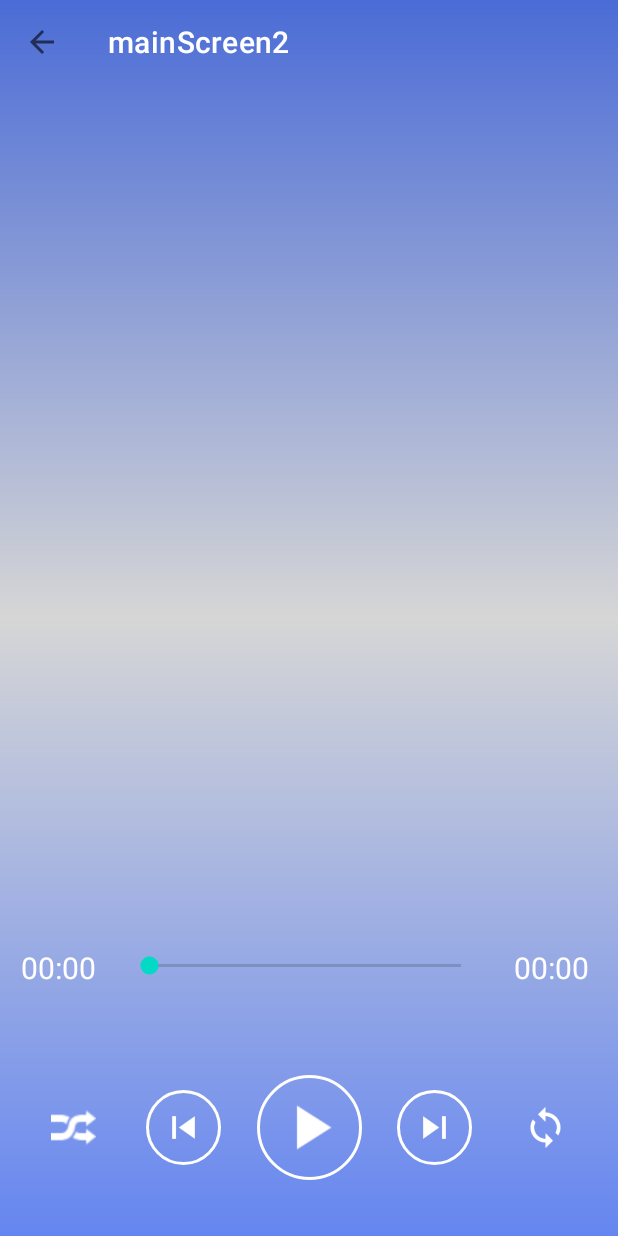
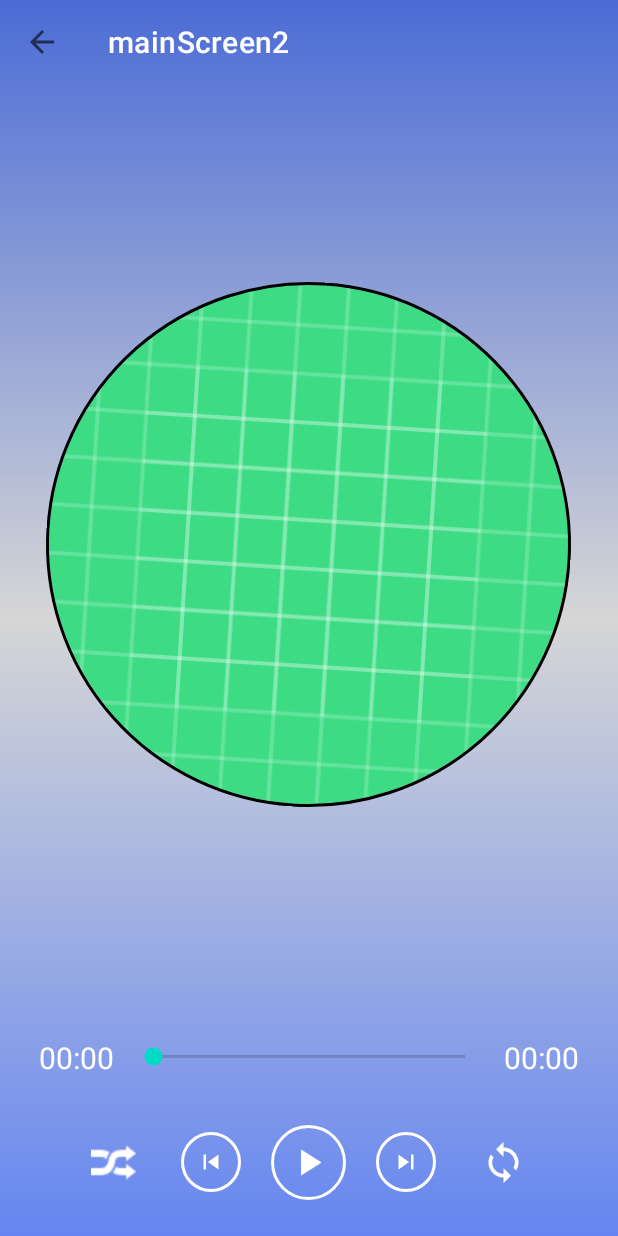
Before and after one commit to trinhthikim/chi-cho, an Android app: the PlayMusicActivity screen opened directly, with no data from a screen before it, on a phone screen of 412 x 824 dp. Run offline under Robolectric (Android 15) with nearby library versions, the phone set to English and light mode, and no system bars; our stand-ins replace CircleImageView, Picasso; pictures from the network do not load.

Commit message:
music add btn play

```diff
--- /dev/null
+++ b/app/src/main/java/com/example/mainscreen2/Adapter/ViewPaperPlayListMusic.java
@@ -0,0 +1,34 @@
+package com.example.mainscreen2.Adapter;
+
+import androidx.annotation.NonNull;
+import androidx.fragment.app.Fragment;
+import androidx.fragment.app.FragmentManager;
+import androidx.fragment.app.FragmentPagerAdapter;
+
+import java.util.ArrayList;
+
+public class ViewPaperPlayListMusic extends FragmentPagerAdapter {
+    public final ArrayList<Fragment> fragmentArrayList = new ArrayList<>();
+    public ViewPaperPlayListMusic(@NonNull FragmentManager fm) {
+        super(fm);
+    }
+
+    public ViewPaperPlayListMusic(@NonNull FragmentManager fm, int behavior) {
+        super(fm, behavior);
+    }
+
+    @NonNull
+    @Override
+    public Fragment getItem(int position) {
+        return fragmentArrayList.get(position);
+    }
+
+    @Override
+    public int getCount() {
+        return fragmentArrayList.size();
+    }
+
+    public void AddFragment(Fragment f){
+        fragmentArrayList.add(f);
+    }
+}
--- /dev/null
+++ b/app/src/main/java/com/example/mainscreen2/Fragment/Fragment_DiaNhac.java
@@ -0,0 +1,44 @@
+package com.example.mainscreen2.Fragment;
+
+import android.animation.ObjectAnimator;
+import android.animation.ValueAnimator;
+import android.os.Bundle;
+import android.util.Log;
+import android.view.LayoutInflater;
+import android.view.View;
+import android.view.ViewGroup;
+import android.view.animation.LinearInterpolator;
+
+import androidx.annotation.NonNull;
+import androidx.annotation.Nullable;
+import androidx.fragment.app.Fragment;
+
+import com.example.mainscreen2.R;
+import com.squareup.picasso.Picasso;
+
+import de.hdodenhof.circleimageview.CircleImageView;
+
+public class Fragment_DiaNhac extends Fragment {
+    View view;
+    CircleImageView circleImageView;
+    ObjectAnimator objectAnimator;
+    @Nullable
+    @Override
+    public View onCreateView(@NonNull LayoutInflater inflater, @Nullable ViewGroup container, @Nullable Bundle savedInstanceState){
+        view = inflater.inflate(R.layout.fragment_dia_nhac, container, false);
+        circleImageView = view.findViewById(R.id.imageviewcircleCD);
+        objectAnimator = ObjectAnimator.ofFloat(circleImageView, "rotation", 0f,360f );
+        objectAnimator.setDuration(10000);
+        objectAnimator.setRepeatCount(ValueAnimator.INFINITE);
+        objectAnimator.setRepeatMode(ValueAnimator.RESTART);
+        objectAnimator.setInterpolator(new LinearInterpolator());
+        objectAnimator.start();
+        return view;
+
+    }
+
+    public void Playnhac(String hinhanh) {
+        Log.d("'hinh anh'", hinhanh);
+        Picasso.with(getContext()).load(hinhanh).centerCrop().fit().into(circleImageView);
+    }
+}
--- a/app/src/main/java/com/example/mainscreen2/ListSongActivity.java
+++ b/app/src/main/java/com/example/mainscreen2/ListSongActivity.java
@@ -9,6 +9,7 @@ import android.graphics.Color;
 import android.graphics.drawable.BitmapDrawable;
 import android.os.Build;
 import android.os.Bundle;
+import android.os.StrictMode;
 import android.util.Log;
 import android.view.View;
 import android.widget.ImageView;
@@ -62,6 +63,8 @@ public class ListSongActivity extends AppCompatActivity {
     protected void onCreate(Bundle savedInstanceState) {
         super.onCreate(savedInstanceState);
         setContentView(R.layout.activity_list_song);
+        StrictMode.ThreadPolicy policy = new StrictMode.ThreadPolicy.Builder().permitAll().build();
+        StrictMode.setThreadPolicy(policy);
         DataIntent();
         anhxa();
         init();
--- a/app/src/main/java/com/example/mainscreen2/PlayMusicActivity.java
+++ b/app/src/main/java/com/example/mainscreen2/PlayMusicActivity.java
@@ -3,14 +3,18 @@ package com.example.mainscreen2;
 import androidx.annotation.RequiresApi;
 import androidx.appcompat.app.AppCompatActivity;
 import androidx.appcompat.widget.Toolbar;
+import androidx.viewpager.widget.ViewPager;
 
 import android.content.Intent;
 import android.graphics.Color;
+import android.media.AudioManager;
 import android.media.MediaPlayer;
 import android.net.Uri;
+import android.os.AsyncTask;
 import android.os.Build;
 import android.os.Bundle;
 import android.os.CountDownTimer;
+import android.os.StrictMode;
 import android.util.Log;
 import android.view.View;
 import android.widget.ImageButton;
@@ -19,29 +23,66 @@ import android.widget.SeekBar;
 import android.widget.TextView;
 import android.widget.Toast;
 
+import com.example.mainscreen2.Adapter.ViewPaperPlayListMusic;
+import com.example.mainscreen2.Fragment.Fragment_DiaNhac;
+import com.example.mainscreen2.Fragment.ListPlayMusicFragment;
 import com.example.mainscreen2.Model.Song;
 
+import java.io.IOException;
+import java.text.SimpleDateFormat;
 import java.util.ArrayList;
+import java.util.logging.Handler;
+import java.util.logging.LogRecord;
+import java.util.logging.SimpleFormatter;
 
 public class PlayMusicActivity extends AppCompatActivity {
-    ImageView  imgCD;
+//    ImageView  imgCD;
     ImageButton btnPlay, btnPreview, btnNext, btnRandom, btnRepeat;
-    MediaPlayer player;
-    CountDownTimer countDownTimer;
+//    MediaPlayer player;
+//    CountDownTimer countDownTimer;
     SeekBar seekBar;
     TextView tvTimeRun, tvTimeAll;
     Toolbar toolbarplaymusic;
-    public static ArrayList<Song> songs;
-
+    ViewPager viewPagerplaymusic;
+    public static ArrayList<Song> songs = new ArrayList<>();
+    public static ViewPaperPlayListMusic adaptersong;
+    Fragment_DiaNhac fragment_diaNhac;
+    ListPlayMusicFragment listPlayMusicFragment;
+    MediaPlayer mediaPlayer;
     @Override
     protected void onCreate(Bundle savedInstanceState) {
         super.onCreate(savedInstanceState);
         setContentView(R.layout.activity_play_music);
+        StrictMode.ThreadPolicy policy = new StrictMode.ThreadPolicy.Builder().permitAll().build();
+        StrictMode.setThreadPolicy(policy);
+        getDataFromIntent();
         init();
-        getDataFromIntent();
+        eventClick();
 
 
+    }
 
+    private void eventClick() {
+//        final Handler handler = new Handler();
+//        handler.postDelayed(new )
+        if(adaptersong.getItem(0) !=null){
+            if(songs.size()> 0){
+//                fragment_diaNhac.Playnhac(songs.get(0).getSongImageUrl());
+            }
+        }
+        btnPlay.setOnClickListener(new View.OnClickListener() {
+            @Override
+            public void onClick(View v) {
+                if(mediaPlayer.isPlaying()){
+                    mediaPlayer.pause();
+                    btnPlay.setImageResource(R.drawable.iconplay);
+                }
+                else {
+                    mediaPlayer.start();
+                    btnPlay.setImageResource(R.drawable.iconpause);
+                }
+            }
+        });
     }
 
     private void getDataFromIntent() {
@@ -64,10 +105,11 @@ public class PlayMusicActivity extends AppCompatActivity {
     }
 
     private void init() {
+        viewPagerplaymusic = findViewById(R.id.viewpaperplaymusic);
         seekBar = findViewById(R.id.seekBar);
         tvTimeRun = findViewById(R.id.tvTimeRun);
         tvTimeAll = findViewById(R.id.tvTimeAll);
-        imgCD = findViewById(R.id.imgCD);
+//        imgCD = findViewById(R.id.imgCD);
         btnPlay = findViewById(R.id.btnPlay);
         btnPreview = findViewById(R.id.btnPreview);
         btnNext = findViewById(R.id.btnNext);
@@ -83,7 +125,54 @@ public class PlayMusicActivity extends AppCompatActivity {
             }
         });
         toolbarplaymusic.setTitleTextColor(Color.WHITE);
+        fragment_diaNhac = new Fragment_DiaNhac();
+        listPlayMusicFragment = new ListPlayMusicFragment();
+        adaptersong= new ViewPaperPlayListMusic(getSupportFragmentManager());
+        adaptersong.AddFragment(fragment_diaNhac);
+        adaptersong.AddFragment(listPlayMusicFragment);
+        viewPagerplaymusic.setAdapter(adaptersong);
+        fragment_diaNhac = (Fragment_DiaNhac) adaptersong.getItem(0);
+        if(songs.size()> 0){
+            getSupportActionBar().setTitle(songs.get(0).getSongName());
+            new PlayMp3().execute(songs.get(0).getSongLink());
+            btnPlay.setImageResource(R.drawable.iconpause);
+        }
     }
 
+    class PlayMp3 extends AsyncTask<String,Void,String>{
 
+        @Override
+        protected String doInBackground(String... strings) {
+            return strings[0];
+        }
+
+        @Override
+        protected void onPostExecute(String song) {
+            super.onPostExecute(song);
+            try{
+                mediaPlayer = new MediaPlayer();
+                mediaPlayer.setAudioStreamType(AudioManager.STREAM_MUSIC);
+                mediaPlayer.setOnCompletionListener(new MediaPlayer.OnCompletionListener() {
+                    @Override
+                    public void onCompletion(MediaPlayer mp) {
+                        mediaPlayer.stop();
+                        mediaPlayer.reset();
+                    }
+                });
+                mediaPlayer.setDataSource(song);
+                mediaPlayer.prepare();
+            } catch (IOException e){
+                e.printStackTrace();
+            }
+            mediaPlayer.start();
+            TimeSong();
+        }
+
+    }
+
+    private void TimeSong() {
+        SimpleDateFormat simpleFormatter = new SimpleDateFormat("mm:ss");
+        tvTimeAll.setText(simpleFormatter.format(mediaPlayer.getDuration()));
+        seekBar.setMax(mediaPlayer.getDuration());
+    }
 }
--- a/app/src/main/res/layout/activity_play_music.xml
+++ b/app/src/main/res/layout/activity_play_music.xml
@@ -1,11 +1,14 @@
 <?xml version="1.0" encoding="utf-8"?>
-<androidx.constraintlayout.widget.ConstraintLayout xmlns:android="http://schemas.android.com/apk/res/android"
+<LinearLayout
+    android:weightSum="10"
+    android:orientation="vertical"
+    tools:context=".ListSongActivity"
+    xmlns:android="http://schemas.android.com/apk/res/android"
     xmlns:app="http://schemas.android.com/apk/res-auto"
     xmlns:tools="http://schemas.android.com/tools"
     android:layout_width="match_parent"
     android:layout_height="match_parent"
     android:background="@drawable/center_color">
-
 
     <androidx.appcompat.widget.Toolbar
         android:id="@+id/toolbarplaymusic"
@@ -14,38 +17,24 @@
         tools:ignore="MissingConstraints">
 
     </androidx.appcompat.widget.Toolbar>
+    <androidx.viewpager.widget.ViewPager
+        android:id="@+id/viewpaperplaymusic"
+        android:layout_width="match_parent"
+        android:layout_height="0dp"
+        android:layout_weight="8">
 
-<!--    <TextView-->
-<!--        android:id="@+id/tvName"-->
-<!--        android:layout_width="match_parent"-->
-<!--        android:layout_height="50dp"-->
-<!--        android:layout_marginStart="20dp"-->
-<!--        android:layout_marginEnd="20dp"-->
-<!--        android:gravity="center"-->
-<!--        android:text="TextView"-->
-<!--        android:textColor="#fff"-->
-<!--        android:textSize="30dp"-->
-<!--        app:layout_constraintBottom_toBottomOf="parent"-->
-<!--        app:layout_constraintEnd_toEndOf="parent"-->
-<!--        app:layout_constraintHorizontal_bias="0.0"-->
-<!--        app:layout_constraintStart_toStartOf="parent"-->
-<!--        app:layout_constraintTop_toTopOf="parent"-->
-<!--        app:layout_constraintVertical_bias="0.041" />-->
-
-    <de.hdodenhof.circleimageview.CircleImageView
-        android:id="@+id/imgCD"
-        android:layout_width="300dp"
-        android:layout_height="300dp"
-        android:layout_marginTop="40dp"
-        android:layout_marginBottom="250dp"
-        app:civ_border_color="#fff"
-        app:civ_border_width="2dp"
-        app:layout_constraintBottom_toBottomOf="parent"
-        app:layout_constraintEnd_toEndOf="parent"
-        app:layout_constraintHorizontal_bias="0.51"
-        app:layout_constraintStart_toStartOf="parent"
-        app:layout_constraintTop_toBottomOf="@+id/tvName"></de.hdodenhof.circleimageview.CircleImageView>
-
+    </androidx.viewpager.widget.ViewPager>
+    <LinearLayout
+        android:layout_width="match_parent"
+        android:layout_height="0dp"
+        android:orientation="vertical"
+        android:layout_weight="2">
+        <LinearLayout
+            android:layout_width="match_parent"
+            android:layout_height="wrap_content"
+            android:orientation="horizontal"
+            android:gravity="center"
+            android:weightSum="10">
             <TextView
                 android:id="@+id/tvTimeRun"
                 android:layout_width="70dp"
@@ -86,9 +75,17 @@
                 app:layout_constraintStart_toEndOf="@+id/seekBar"
                 app:layout_constraintTop_toTopOf="parent"
                 app:layout_constraintVertical_bias="0.809" />
-
+        </LinearLayout>
+        <LinearLayout
+            android:layout_width="match_parent"
+            android:layout_height="wrap_content"
+            android:orientation="horizontal"
+            android:layout_marginTop="10dp"
+            android:layout_marginBottom="10dp"
+            android:gravity="center">
             <ImageButton
                 android:id="@+id/imageButton"
+                android:layout_marginRight="20dp"
                 android:layout_width="50dp"
                 android:layout_height="50dp"
                 android:layout_alignParentLeft="true"
@@ -106,8 +103,9 @@
 
             <ImageButton
                 android:id="@+id/btnPreview"
-        android:layout_width="50dp"
-        android:layout_height="50dp"
+                android:layout_marginRight="20dp"
+                android:layout_width="40dp"
+                android:layout_height="40dp"
                 android:adjustViewBounds="true"
                 android:background="@drawable/cricle_while"
                 android:padding="10dp"
@@ -121,8 +119,9 @@
 
             <ImageButton
                 android:id="@+id/btnPlay"
-        android:layout_width="70dp"
-        android:layout_height="70dp"
+                android:layout_marginRight="20dp"
+                android:layout_width="50dp"
+                android:layout_height="50dp"
                 android:adjustViewBounds="true"
                 android:background="@drawable/cricle_while"
                 android:padding="10dp"
@@ -136,8 +135,9 @@
 
             <ImageButton
                 android:id="@+id/btnNext"
-        android:layout_width="50dp"
-        android:layout_height="50dp"
+                android:layout_marginRight="20dp"
+                android:layout_width="40dp"
+                android:layout_height="40dp"
                 android:adjustViewBounds="true"
                 android:background="@drawable/cricle_while"
                 android:padding="10dp"
@@ -167,5 +167,13 @@
                 app:layout_constraintTop_toBottomOf="@+id/seekBar"
                 app:srcCompat="@drawable/iconrepeat" />
 
+        </LinearLayout>
+    </LinearLayout>
 
-</androidx.constraintlayout.widget.ConstraintLayout>
+
+
+
+
+
+
+</LinearLayout>
--- /dev/null
+++ b/app/src/main/res/layout/fragment_dia_nhac.xml
@@ -0,0 +1,16 @@
+<?xml version="1.0" encoding="utf-8"?>
+<RelativeLayout xmlns:android="http://schemas.android.com/apk/res/android"
+    android:layout_width="match_parent"
+    android:layout_height="match_parent"
+    xmlns:app="http://schemas.android.com/apk/res-auto">
+    <de.hdodenhof.circleimageview.CircleImageView
+        android:id="@+id/imageviewcircleCD"
+        android:src="@drawable/ic_launcher_background"
+        app:civ_border_width="2dp"
+        android:layout_centerInParent="true"
+        app:civ_border_color="#000000"
+        android:layout_width="350dp"
+        android:layout_height="350dp">
+
+    </de.hdodenhof.circleimageview.CircleImageView>
+</RelativeLayout>
```
Lines whose indentation alone changed are shown as unchanged.
